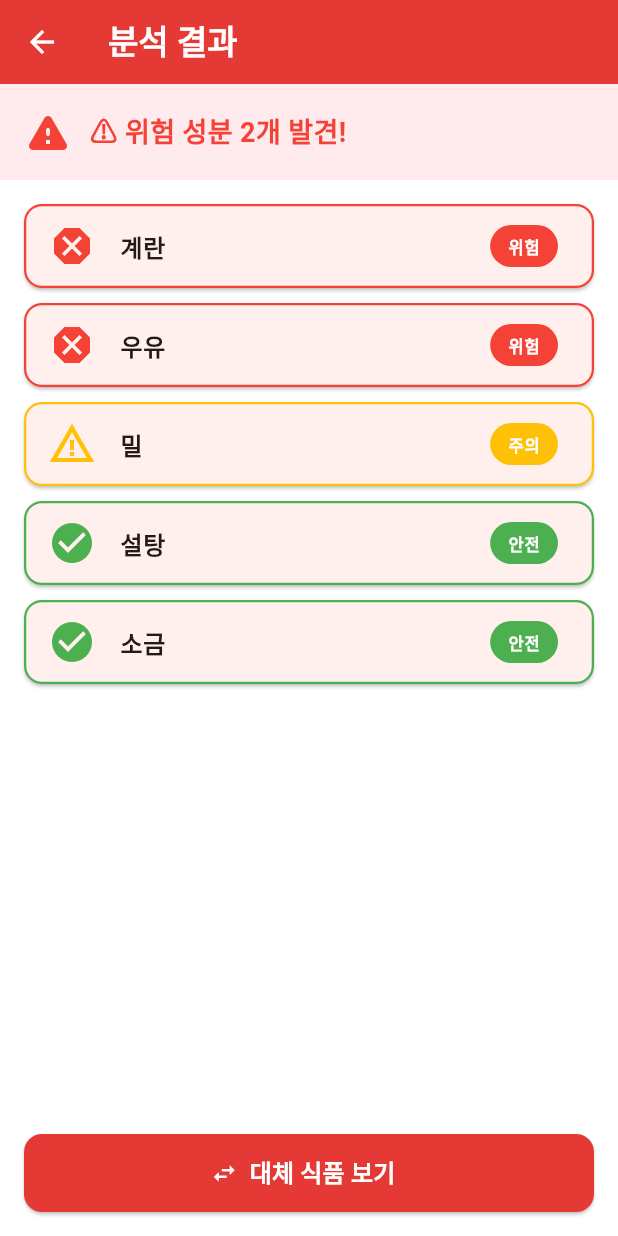
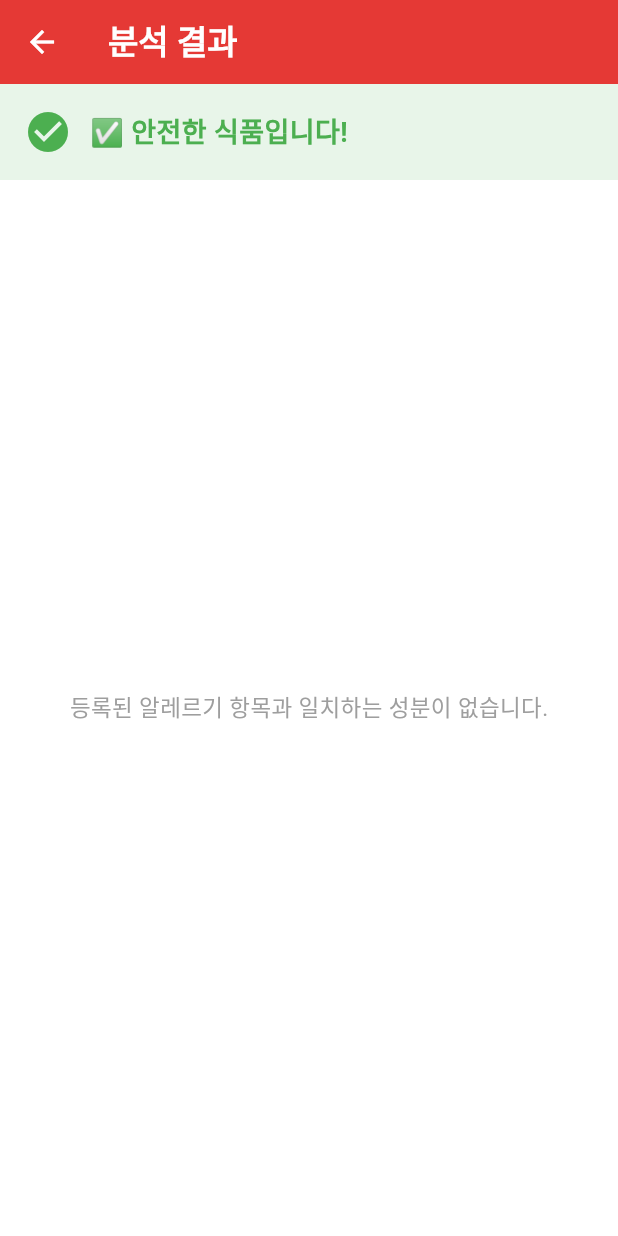
Before and after one commit to parkseonha777/PartE, a Flutter app: the ScanResultScreen screen opened directly with empty values, on a phone screen of 412 x 824 dp. Run offline on Flutter 3.47's test engine with Material 3 defaults, Android fonts, the phone set to English and light mode, and no system bars; our stand-ins replace camera.

Commit message:
카메라 화면과 결과 화면을 실제 백엔드 /scan API와 연동 (기존 mock 데이터 제거)

```diff
--- a/pati_app/lib/screens/scan_result/scan_result_screen.dart
+++ b/pati_app/lib/screens/scan_result/scan_result_screen.dart
@@ -3,16 +3,38 @@ import '../alternative/alternative_screen.dart';
 
 class ScanResultScreen extends StatelessWidget {
   final String imagePath;
-  const ScanResultScreen({super.key, required this.imagePath});
 
-  // 임시 Mock 데이터 (Step 5에서 실제 API로 교체)
-  final List<Map<String, dynamic>> _mockIngredients = const [
-    {'name': '계란', 'level': 'danger'},
-    {'name': '우유', 'level': 'danger'},
-    {'name': '밀', 'level': 'caution'},
-    {'name': '설탕', 'level': 'safe'},
-    {'name': '소금', 'level': 'safe'},
-  ];
+  // 서버 /scan 응답 형태: {"위험": [...], "주의": [...], "안전": [...]}
+  // 각 값은 알레르겐 이름(예: "난류", "우유") 문자열 리스트
+  final Map<String, dynamic> scanResult;
+
+  const ScanResultScreen({
+    super.key,
+    required this.imagePath,
+    required this.scanResult,
+  });
+
+  // 서버 응답({"위험":[...], "주의":[...], "안전":[...]})을
+  // 기존 UI가 쓰던 형태([{'name':..., 'level':...}, ...])로 변환
+  List<Map<String, dynamic>> get _ingredients {
+    final List<Map<String, dynamic>> result = [];
+
+    final dangerNames = List<String>.from(scanResult['위험'] ?? []);
+    final cautionNames = List<String>.from(scanResult['주의'] ?? []);
+    final safeNames = List<String>.from(scanResult['안전'] ?? []);
+
+    for (final name in dangerNames) {
+      result.add({'name': name, 'level': 'danger'});
+    }
+    for (final name in cautionNames) {
+      result.add({'name': name, 'level': 'caution'});
+    }
+    for (final name in safeNames) {
+      result.add({'name': name, 'level': 'safe'});
+    }
+
+    return result;
+  }
 
   Color _getRiskColor(String level) {
     switch (level) {
@@ -55,12 +77,13 @@ class ScanResultScreen extends StatelessWidget {
 
   @override
   Widget build(BuildContext context) {
+    final ingredients = _ingredients;
     final dangerList =
-        _mockIngredients.where((e) => e['level'] == 'danger').toList();
+        ingredients.where((e) => e['level'] == 'danger').toList();
     final cautionList =
-        _mockIngredients.where((e) => e['level'] == 'caution').toList();
+        ingredients.where((e) => e['level'] == 'caution').toList();
     final safeList =
-        _mockIngredients.where((e) => e['level'] == 'safe').toList();
+        ingredients.where((e) => e['level'] == 'safe').toList();
     final sortedList = [...dangerList, ...cautionList, ...safeList];
 
     return Scaffold(
@@ -90,7 +113,8 @@ class ScanResultScreen extends StatelessWidget {
                   size: 32,
                 ),
                 const SizedBox(width: 12),
-                Text(
+                Expanded(
+                  child: Text(
                     dangerList.isNotEmpty
                         ? '⚠️ 위험 성분 ${dangerList.length}개 발견!'
                         : '✅ 안전한 식품입니다!',
@@ -101,13 +125,21 @@ class ScanResultScreen extends StatelessWidget {
                           dangerList.isNotEmpty ? Colors.red : Colors.green,
                     ),
                   ),
+                ),
               ],
             ),
           ),
 
-          // 성분 리스트
+          // 성분 리스트 (결과가 하나도 없는 경우 대비)
           Expanded(
-            child: ListView.builder(
+            child: sortedList.isEmpty
+                ? const Center(
+                    child: Text(
+                      '등록된 알레르기 항목과 일치하는 성분이 없습니다.',
+                      style: TextStyle(fontSize: 15, color: Colors.grey),
+                    ),
+                  )
+                : ListView.builder(
                     padding: const EdgeInsets.all(16),
                     itemCount: sortedList.length,
                     itemBuilder: (context, index) {
@@ -135,7 +167,8 @@ class ScanResultScreen extends StatelessWidget {
                             child: Text(
                               _getRiskLabel(item['level']),
                               style: const TextStyle(
-                            color: Colors.white, fontWeight: FontWeight.bold),
+                                  color: Colors.white,
+                                  fontWeight: FontWeight.bold),
                             ),
                           ),
                         ),
@@ -144,7 +177,8 @@ class ScanResultScreen extends StatelessWidget {
                   ),
           ),
 
-          // 대체 식품 보기 버튼
+          // 대체 식품 보기 버튼 (위험 성분이 있을 때만 표시)
+          if (dangerList.isNotEmpty)
             Padding(
               padding: const EdgeInsets.all(16),
               child: SizedBox(
@@ -162,8 +196,9 @@ class ScanResultScreen extends StatelessWidget {
                     Navigator.push(
                       context,
                       MaterialPageRoute(
-                      builder: (context) => const AlternativeScreen(
-                        dangerIngredient: '계란',
+                        builder: (context) => AlternativeScreen(
+                          // 첫 번째 위험 성분을 기준으로 대체 식품 안내
+                          dangerIngredient: dangerList.first['name'],
                         ),
                       ),
                     );
```
Also changed, not shown: pati_app/lib/screens/camera/camera_screen.dart (+51 -4 lines). Lines whose indentation alone changed are shown as unchanged.
